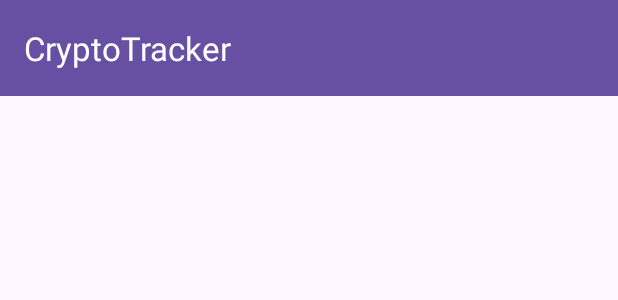
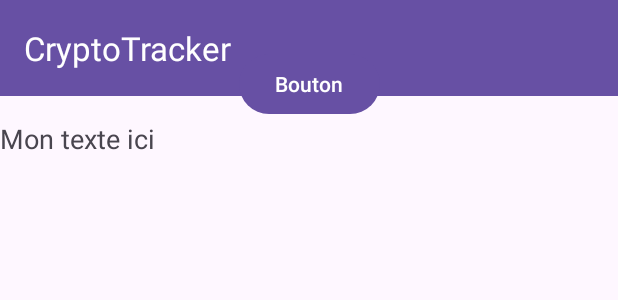
Before and after one commit to florianbiardeau/CryptInfos, an Android app: the layout activity_home.xml on its own in the app's theme, with its tools: preview values and no code run, on a phone screen of 412 x 824 dp. Shown: the top 300 px of the screen. Run offline under Robolectric (Android 15) with nearby library versions, the phone set to English and light mode, and no system bars.

```diff
--- a/app/src/main/res/layout/activity_home.xml
+++ b/app/src/main/res/layout/activity_home.xml
@@ -5,13 +5,6 @@
     android:layout_width="match_parent"
     android:layout_height="match_parent"
     tools:context=".HomeActivity">
-
-    <TextView
-        android:id="@+id/tv"
-        android:layout_width="match_parent"
-        android:layout_height="match_parent">
-
-    </TextView>
 
     <androidx.appcompat.widget.Toolbar
         android:id="@+id/toolbar"
@@ -24,6 +17,29 @@
         app:layout_constraintStart_toStartOf="parent"
         app:layout_constraintEnd_toEndOf="parent" />
 
+    <Button
+        android:id="@+id/button"
+        android:layout_width="wrap_content"
+        android:layout_height="wrap_content"
+        android:text="Bouton"
+        android:onClick="go"
+        app:layout_constraintTop_toBottomOf="@id/toolbar"
+        app:layout_constraintBottom_toTopOf="@id/tv"
+        app:layout_constraintStart_toStartOf="parent"
+        app:layout_constraintEnd_toEndOf="parent">
+    </Button>
+
+    <TextView
+        android:id="@+id/tv"
+        android:layout_width="match_parent"
+        android:layout_height="wrap_content"
+        android:text="Mon texte ici"
+        android:textSize="18sp"
+        app:layout_constraintTop_toBottomOf="@id/button"
+        app:layout_constraintBottom_toTopOf="@id/adapter"
+        app:layout_constraintStart_toStartOf="parent"
+        app:layout_constraintEnd_toEndOf="parent"/>
+
     <androidx.recyclerview.widget.RecyclerView
         android:id="@+id/adapter"
         android:layout_width="0dp"
```
Also changed, not shown: app/src/main/java/com/example/cryptinfos/Coin.java (added, +37 -0 lines), app/src/main/java/com/example/cryptinfos/ElementViewHolder.java (+10 -9 lines), app/src/main/java/com/example/cryptinfos/HomeActivity.java (+51 -22 lines), app/src/main/java/com/example/cryptinfos/MyRecyclerViewAdapter.java (+14 -5 lines), app/src/main/res/layout/recycler_view_layout.xml (+42 -9 lines).
